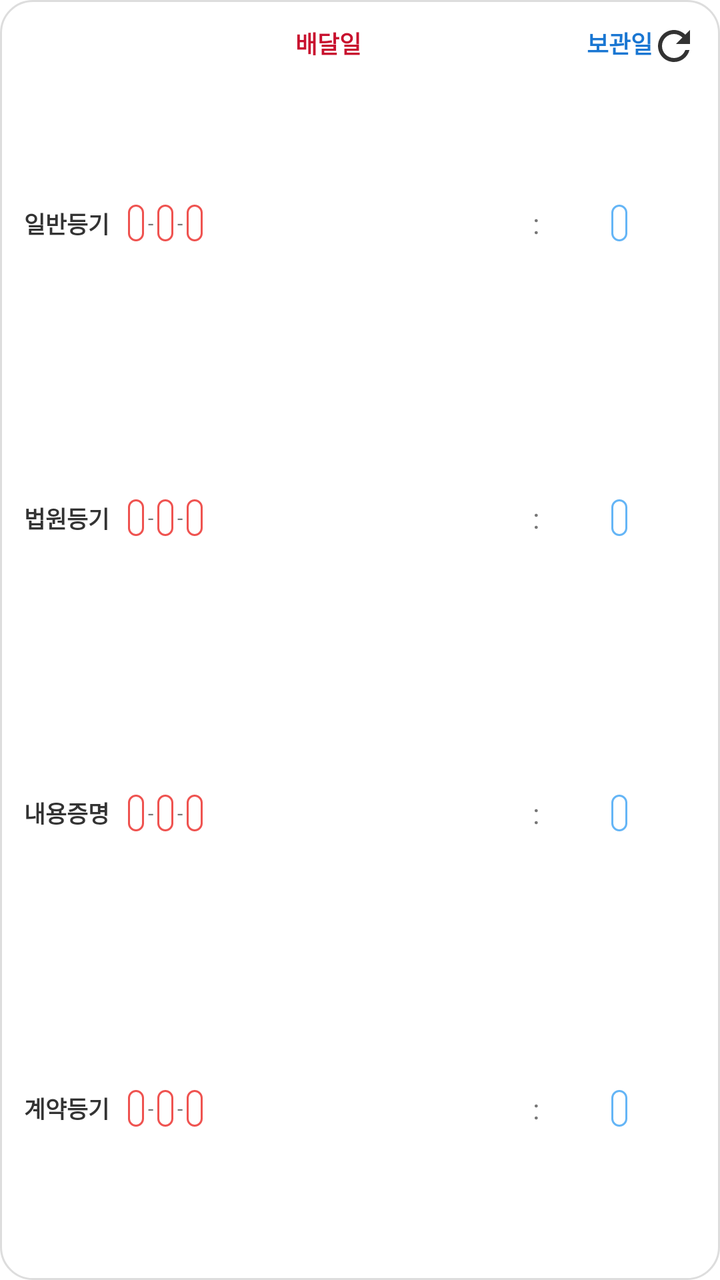
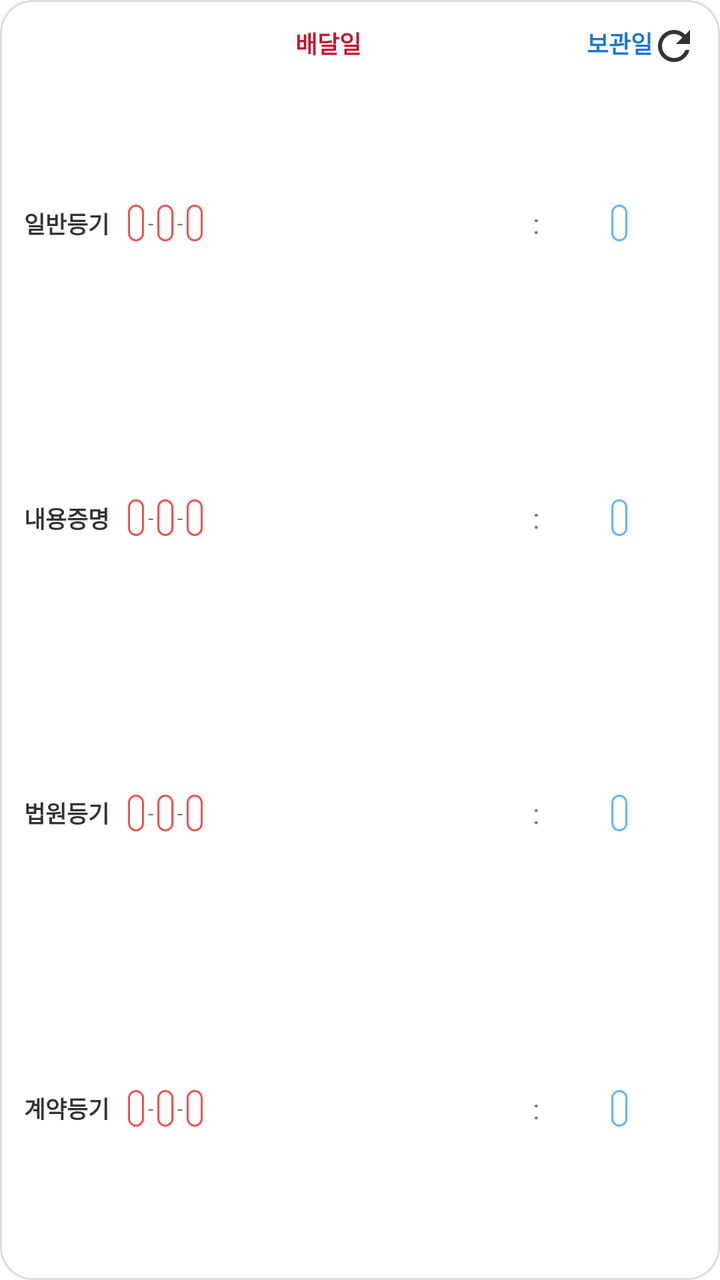

Two renders of the same Android screen: before a commit and after it. Below are the layout's source before the change and the commit's diff.
<!-- AndroidManifest.xml: application theme Theme.BusinessDayCalculator -->
<!-- res/layout/widget_large.xml -->
<?xml version="1.0" encoding="utf-8"?>
<LinearLayout xmlns:android="http://schemas.android.com/apk/res/android"
    android:id="@+id/widget_root"
    android:layout_width="match_parent"
    android:layout_height="match_parent"
    android:background="@drawable/widget_bg"
    android:orientation="vertical"
    android:padding="12dp">

    
    <RelativeLayout
        android:layout_width="match_parent"
        android:layout_height="wrap_content"
        android:layout_marginBottom="4dp">

        <LinearLayout
            android:layout_width="match_parent"
            android:layout_height="wrap_content"
            android:orientation="horizontal"
            android:gravity="center_vertical">

            <TextView android:layout_width="52dp" android:layout_height="wrap_content" />

            <TextView
                android:layout_width="0dp"
                android:layout_height="wrap_content"
                android:layout_weight="1"
                android:text="배달일"
                android:textColor="@color/chip_green_text"
                android:textStyle="bold"
                android:textSize="12sp"
                android:gravity="center" />

            <TextView
                android:layout_width="wrap_content"
                android:layout_height="wrap_content"
                android:text=":"
                android:visibility="invisible"
                android:paddingLeft="2dp"
                android:paddingRight="2dp" />

            <LinearLayout
                android:layout_width="0dp"
                android:layout_height="wrap_content"
                android:layout_weight="0.38"
                android:gravity="center">

                <TextView
                    android:layout_width="wrap_content"
                    android:layout_height="wrap_content"
                    android:text="보관일"
                    android:textColor="@color/chip_blue_text"
                    android:textStyle="bold"
                    android:textSize="12sp" />
            </LinearLayout>
        </LinearLayout>

        <ImageButton
            android:id="@+id/btnWidgetRefresh"
            android:layout_width="22dp"
            android:layout_height="22dp"
            android:layout_alignParentEnd="true"
            android:layout_centerVertical="true"
            android:background="@android:color/transparent"
            android:src="@drawable/ic_refresh"
            android:contentDescription="새로고침" />
    </RelativeLayout>

    
    <LinearLayout
        android:layout_width="match_parent"
        android:layout_height="0dp"
        android:layout_weight="1"
        android:orientation="horizontal"
        android:gravity="center_vertical">

        <TextView
            android:layout_width="52dp"
            android:layout_height="wrap_content"
            android:text="일반등기"
            android:textSize="11.5sp"
            android:textStyle="bold"
            android:textColor="@color/text_main" />

        <LinearLayout
            android:layout_width="0dp"
            android:layout_height="wrap_content"
            android:layout_weight="1"
            android:orientation="horizontal"
            android:gravity="center_vertical|start">

            <TextView
                android:id="@+id/chipNormalDel1"
                android:layout_width="wrap_content"
                android:layout_height="wrap_content"
                android:background="@drawable/chip_green"
                android:textColor="@color/chip_green_text"
                android:textSize="10.5sp"
                android:paddingLeft="4dp"
                android:paddingRight="4dp"
                android:paddingTop="2dp"
                android:paddingBottom="2dp"
                android:singleLine="true" />

            <TextView
                android:id="@+id/dashNormalDel1"
                android:layout_width="wrap_content"
                android:layout_height="wrap_content"
                android:text="-"
                android:textColor="@color/text_secondary"
                android:paddingLeft="2dp"
                android:paddingRight="2dp"
                android:textSize="10sp" />

            <TextView
                android:id="@+id/chipNormalDel2"
                android:layout_width="wrap_content"
                android:layout_height="wrap_content"
                android:background="@drawable/chip_green"
                android:textColor="@color/chip_green_text"
                android:textSize="10.5sp"
                android:paddingLeft="4dp"
                android:paddingRight="4dp"
                android:paddingTop="2dp"
                android:paddingBottom="2dp"
                android:singleLine="true" />

            <TextView
                android:id="@+id/dashNormalDel2"
                android:layout_width="wrap_content"
                android:layout_height="wrap_content"
                android:text="-"
                android:textColor="@color/text_secondary"
                android:paddingLeft="2dp"
                android:paddingRight="2dp"
                android:textSize="10sp" />

            <TextView
                android:id="@+id/chipNormalDel3"
                android:layout_width="wrap_content"
                android:layout_height="wrap_content"
                android:background="@drawable/chip_green"
                android:textColor="@color/chip_green_text"
                android:textSize="10.5sp"
                android:paddingLeft="4dp"
                android:paddingRight="4dp"
                android:paddingTop="2dp"
                android:paddingBottom="2dp"
                android:singleLine="true" />
        </LinearLayout>

        <TextView
            android:id="@+id/colonNormal"
            android:layout_width="wrap_content"
            android:layout_height="wrap_content"
            android:text=":"
            android:textColor="@color/text_secondary"
            android:paddingLeft="2dp"
            android:paddingRight="2dp" />

        <LinearLayout
            android:layout_width="0dp"
            android:layout_height="wrap_content"
            android:layout_weight="0.38"
            android:gravity="center">

            <TextView
                android:id="@+id/chipNormalSto"
                android:layout_width="wrap_content"
                android:layout_height="wrap_content"
                android:background="@drawable/chip_blue"
                android:textColor="@color/chip_blue_text"
                android:textSize="10.5sp"
                android:paddingLeft="4dp"
                android:paddingRight="4dp"
                android:paddingTop="2dp"
                android:paddingBottom="2dp"
                android:singleLine="true" />
        </LinearLayout>
    </LinearLayout>

    
    <LinearLayout
        android:layout_width="match_parent"
        android:layout_height="0dp"
        android:layout_weight="1"
        android:orientation="horizontal"
        android:gravity="center_vertical">

        <TextView
            android:layout_width="52dp"
            android:layout_height="wrap_content"
            android:text="법원등기"
            android:textSize="11.5sp"
            android:textStyle="bold"
            android:textColor="@color/text_main" />

        <LinearLayout
            android:layout_width="0dp"
            android:layout_height="wrap_content"
            android:layout_weight="1"
            android:orientation="horizontal"
            android:gravity="center_vertical|start">

            <TextView
                android:id="@+id/chipCourtDel1"
                android:layout_width="wrap_content"
                android:layout_height="wrap_content"
                android:background="@drawable/chip_green"
                android:textColor="@color/chip_green_text"
                android:textSize="10.5sp"
                android:paddingLeft="4dp"
                android:paddingRight="4dp"
                android:paddingTop="2dp"
                android:paddingBottom="2dp"
                android:singleLine="true" />

            <TextView
                android:id="@+id/dashCourtDel1"
                android:layout_width="wrap_content"
                android:layout_height="wrap_content"
                android:text="-"
                android:textColor="@color/text_secondary"
                android:paddingLeft="2dp"
                android:paddingRight="2dp"
                android:textSize="10sp" />

            <TextView
                android:id="@+id/chipCourtDel2"
                android:layout_width="wrap_content"
                android:layout_height="wrap_content"
                android:background="@drawable/chip_green"
                android:textColor="@color/chip_green_text"
                android:textSize="10.5sp"
                android:paddingLeft="4dp"
                android:paddingRight="4dp"
                android:paddingTop="2dp"
                android:paddingBottom="2dp"
                android:singleLine="true" />

            <TextView
                android:id="@+id/dashCourtDel2"
                android:layout_width="wrap_content"
                android:layout_height="wrap_content"
                android:text="-"
                android:textColor="@color/text_secondary"
                android:paddingLeft="2dp"
                android:paddingRight="2dp"
                android:textSize="10sp" />

            <TextView
                android:id="@+id/chipCourtDel3"
                android:layout_width="wrap_content"
                android:layout_height="wrap_content"
                android:background="@drawable/chip_green"
                android:textColor="@color/chip_green_text"
                android:textSize="10.5sp"
                android:paddingLeft="4dp"
                android:paddingRight="4dp"
                android:paddingTop="2dp"
                android:paddingBottom="2dp"
                android:singleLine="true" />
        </LinearLayout>

        <TextView
            android:id="@+id/colonCourt"
            android:layout_width="wrap_content"
            android:layout_height="wrap_content"
            android:text=":"
            android:textColor="@color/text_secondary"
            android:paddingLeft="2dp"
            android:paddingRight="2dp" />

        <LinearLayout
            android:layout_width="0dp"
            android:layout_height="wrap_content"
            android:layout_weight="0.38"
            android:gravity="center">

            <TextView
                android:id="@+id/chipCourtSto"
                android:layout_width="wrap_content"
                android:layout_height="wrap_content"
                android:background="@drawable/chip_blue"
                android:textColor="@color/chip_blue_text"
                android:textSize="10.5sp"
                android:paddingLeft="4dp"
                android:paddingRight="4dp"
                android:paddingTop="2dp"
                android:paddingBottom="2dp"
                android:singleLine="true" />
        </LinearLayout>
    </LinearLayout>

    
    <LinearLayout
        android:layout_width="match_parent"
        android:layout_height="0dp"
        android:layout_weight="1"
        android:orientation="horizontal"
        android:gravity="center_vertical">

        <TextView
            android:layout_width="52dp"
            android:layout_height="wrap_content"
            android:text="내용증명"
            android:textSize="11.5sp"
            android:textStyle="bold"
            android:textColor="@color/text_main" />

        <LinearLayout
            android:layout_width="0dp"
            android:layout_height="wrap_content"
            android:layout_weight="1"
            android:orientation="horizontal"
            android:gravity="center_vertical|start">

            <TextView
                android:id="@+id/chipCertDel1"
                android:layout_width="wrap_content"
                android:layout_height="wrap_content"
                android:background="@drawable/chip_green"
                android:textColor="@color/chip_green_text"
                android:textSize="10.5sp"
                android:paddingLeft="4dp"
                android:paddingRight="4dp"
                android:paddingTop="2dp"
                android:paddingBottom="2dp"
                android:singleLine="true" />

            <TextView
                android:id="@+id/dashCertDel1"
                android:layout_width="wrap_content"
                android:layout_height="wrap_content"
                android:text="-"
                android:textColor="@color/text_secondary"
                android:paddingLeft="2dp"
                android:paddingRight="2dp"
                android:textSize="10sp" />

            <TextView
                android:id="@+id/chipCertDel2"
                android:layout_width="wrap_content"
                android:layout_height="wrap_content"
                android:background="@drawable/chip_green"
                android:textColor="@color/chip_green_text"
                android:textSize="10.5sp"
                android:paddingLeft="4dp"
                android:paddingRight="4dp"
                android:paddingTop="2dp"
                android:paddingBottom="2dp"
                android:singleLine="true" />

            <TextView
                android:id="@+id/dashCertDel2"
                android:layout_width="wrap_content"
                android:layout_height="wrap_content"
                android:text="-"
                android:textColor="@color/text_secondary"
                android:paddingLeft="2dp"
                android:paddingRight="2dp"
                android:textSize="10sp" />

            <TextView
                android:id="@+id/chipCertDel3"
                android:layout_width="wrap_content"
                android:layout_height="wrap_content"
                android:background="@drawable/chip_green"
                android:textColor="@color/chip_green_text"
                android:textSize="10.5sp"
                android:paddingLeft="4dp"
                android:paddingRight="4dp"
                android:paddingTop="2dp"
                android:paddingBottom="2dp"
                android:singleLine="true" />
        </LinearLayout>

        <TextView
            android:id="@+id/colonCert"
            android:layout_width="wrap_content"
            android:layout_height="wrap_content"
            android:text=":"
            android:textColor="@color/text_secondary"
            android:paddingLeft="2dp"
            android:paddingRight="2dp" />

        <LinearLayout
            android:layout_width="0dp"
            android:layout_height="wrap_content"
            android:layout_weight="0.38"
            android:gravity="center">

            <TextView
                android:id="@+id/chipCertSto"
                android:layout_width="wrap_content"
                android:layout_height="wrap_content"
                android:background="@drawable/chip_blue"
                android:textColor="@color/chip_blue_text"
                android:textSize="10.5sp"
                android:paddingLeft="4dp"
                android:paddingRight="4dp"
                android:paddingTop="2dp"
                android:paddingBottom="2dp"
                android:singleLine="true" />
        </LinearLayout>
    </LinearLayout>

    
    <LinearLayout
        android:layout_width="match_parent"
        android:layout_height="0dp"
        android:layout_weight="1"
        android:orientation="horizontal"
        android:gravity="center_vertical">

        <TextView
            android:layout_width="52dp"
            android:layout_height="wrap_content"
            android:text="계약등기"
            android:textSize="11.5sp"
            android:textStyle="bold"
            android:textColor="@color/text_main" />

        <LinearLayout
            android:layout_width="0dp"
            android:layout_height="wrap_content"
            android:layout_weight="1"
            android:orientation="horizontal"
            android:gravity="center_vertical|start">

            <TextView
                android:id="@+id/chipContractDel1"
                android:layout_width="wrap_content"
                android:layout_height="wrap_content"
                android:background="@drawable/chip_green"
                android:textColor="@color/chip_green_text"
                android:textSize="10.5sp"
                android:paddingLeft="4dp"
                android:paddingRight="4dp"
                android:paddingTop="2dp"
                android:paddingBottom="2dp"
                android:singleLine="true" />

            <TextView
                android:id="@+id/dashContractDel1"
                android:layout_width="wrap_content"
                android:layout_height="wrap_content"
                android:text="-"
                android:textColor="@color/text_secondary"
                android:paddingLeft="2dp"
                android:paddingRight="2dp"
                android:textSize="10sp" />

            <TextView
                android:id="@+id/chipContractDel2"
                android:layout_width="wrap_content"
                android:layout_height="wrap_content"
                android:background="@drawable/chip_green"
                android:textColor="@color/chip_green_text"
                android:textSize="10.5sp"
                android:paddingLeft="4dp"
                android:paddingRight="4dp"
                android:paddingTop="2dp"
                android:paddingBottom="2dp"
                android:singleLine="true" />

            <TextView
                android:id="@+id/dashContractDel2"
                android:layout_width="wrap_content"
                android:layout_height="wrap_content"
                android:text="-"
                android:textColor="@color/text_secondary"
                android:paddingLeft="2dp"
                android:paddingRight="2dp"
                android:textSize="10sp" />

            <TextView
                android:id="@+id/chipContractDel3"
                android:layout_width="wrap_content"
                android:layout_height="wrap_content"
                android:background="@drawable/chip_green"
                android:textColor="@color/chip_green_text"
                android:textSize="10.5sp"
                android:paddingLeft="4dp"
                android:paddingRight="4dp"
                android:paddingTop="2dp"
                android:paddingBottom="2dp"
                android:singleLine="true" />
        </LinearLayout>

        <TextView
            android:id="@+id/colonContract"
            android:layout_width="wrap_content"
            android:layout_height="wrap_content"
            android:text=":"
            android:textColor="@color/text_secondary"
            android:paddingLeft="2dp"
            android:paddingRight="2dp" />

        <LinearLayout
            android:layout_width="0dp"
            android:layout_height="wrap_content"
            android:layout_weight="0.38"
            android:gravity="center">

            <TextView
                android:id="@+id/chipContractSto"
                android:layout_width="wrap_content"
                android:layout_height="wrap_content"
                android:background="@drawable/chip_blue"
                android:textColor="@color/chip_blue_text"
                android:textSize="10.5sp"
                android:paddingLeft="4dp"
                android:paddingRight="4dp"
                android:paddingTop="2dp"
                android:paddingBottom="2dp"
                android:singleLine="true" />
        </LinearLayout>
    </LinearLayout>

</LinearLayout>
<!-- resources referenced by this layout -->
<resources>
  <color name="chip_blue_text">#1976D2</color>
  <color name="chip_green_text">#C8102E</color>
  <color name="text_main">#333333</color>
  <color name="text_secondary">#777777</color>
  <!-- drawable chip_blue (drawable) -->
  <?xml version="1.0" encoding="utf-8"?>
  <shape xmlns:android="http://schemas.android.com/apk/res/android"
      android:shape="rectangle">
      <corners android:radius="6dp" />
      <stroke android:width="1dp" android:color="@color/chip_blue_border" />
      <solid android:color="@color/white" />
  </shape>
  <!-- drawable chip_green (drawable) -->
  <?xml version="1.0" encoding="utf-8"?>
  <shape xmlns:android="http://schemas.android.com/apk/res/android"
      android:shape="rectangle">
      <corners android:radius="6dp" />
      <stroke android:width="1dp" android:color="@color/chip_green_border" />
      <solid android:color="@color/white" />
  </shape>
  <!-- drawable ic_refresh (drawable) -->
  <vector xmlns:android="http://schemas.android.com/apk/res/android"
      android:width="24dp"
      android:height="24dp"
      android:viewportWidth="24"
      android:viewportHeight="24">
    <path
        android:fillColor="#FF333333"
        android:pathData="M17.65,6.35C16.2,4.9 14.21,4 12,4c-4.42,0 -7.99,3.58 -7.99,8s3.57,8 7.99,8c3.73,0 6.84,-2.55 7.73,-6h-2.08c-0.82,2.33 -3.04,4 -5.65,4 -3.31,0 -6,-2.69 -6,-6s2.69,-6 6,-6c1.66,0 3.14,0.69 4.22,1.78L13,11h7V4l-2.35,2.35z"/>
  </vector>
  <!-- drawable widget_bg (drawable) -->
  <?xml version="1.0" encoding="utf-8"?>
  <shape xmlns:android="http://schemas.android.com/apk/res/android"
      android:shape="rectangle">
      <solid android:color="@color/widget_background" />
      <corners android:radius="16dp" />
      <stroke android:width="1dp" android:color="#DDDDDD" />
  </shape>
  <style name="Theme.BusinessDayCalculator" parent="Base.Theme.BusinessDayCalculator" />
  <color name="chip_blue_border">#64B5F6</color>
  <color name="white">#FFFFFFFF</color>
  <color name="chip_green_border">#EF5350</color>
  <color name="widget_background">#FFFFFF</color>
  <style name="Base.Theme.BusinessDayCalculator" parent="Theme.MaterialComponents.DayNight.NoActionBar">
          
          <item name="colorPrimary">@color/primary</item>
          <item name="colorPrimaryVariant">@color/primary_variant</item>
          <item name="colorOnPrimary">@color/white</item>
          <item name="colorSecondary">@color/secondary</item>
      </style>
  <color name="primary">#C8102E</color>
  <color name="primary_variant">#A00C24</color>
  <color name="secondary">#FFEBEE</color>
</resources>

<!-- the commit's change to res/layout/widget_large.xml (unified diff, before → after) -->
@@ -190,7 +190,7 @@
         <TextView
             android:layout_width="52dp"
             android:layout_height="wrap_content"
-            android:text="법원등기"
+            android:text="내용증명"
             android:textSize="11.5sp"
             android:textStyle="bold"
             android:textColor="@color/text_main" />
@@ -203,67 +203,67 @@
             android:gravity="center_vertical|start">
 
             <TextView
-                android:id="@+id/chipCourtDel1"
-                android:layout_width="wrap_content"
-                android:layout_height="wrap_content"
-                android:background="@drawable/chip_green"
-                android:textColor="@color/chip_green_text"
-                android:textSize="10.5sp"
-                android:paddingLeft="4dp"
-                android:paddingRight="4dp"
-                android:paddingTop="2dp"
-                android:paddingBottom="2dp"
-                android:singleLine="true" />
-
-            <TextView
-                android:id="@+id/dashCourtDel1"
-                android:layout_width="wrap_content"
-                android:layout_height="wrap_content"
-                android:text="-"
-                android:textColor="@color/text_secondary"
-                android:paddingLeft="2dp"
-                android:paddingRight="2dp"
-                android:textSize="10sp" />
-
-            <TextView
-                android:id="@+id/chipCourtDel2"
-                android:layout_width="wrap_content"
-                android:layout_height="wrap_content"
-                android:background="@drawable/chip_green"
-                android:textColor="@color/chip_green_text"
-                android:textSize="10.5sp"
-                android:paddingLeft="4dp"
-                android:paddingRight="4dp"
-                android:paddingTop="2dp"
-                android:paddingBottom="2dp"
-                android:singleLine="true" />
-
-            <TextView
-                android:id="@+id/dashCourtDel2"
-                android:layout_width="wrap_content"
-                android:layout_height="wrap_content"
-                android:text="-"
-                android:textColor="@color/text_secondary"
-                android:paddingLeft="2dp"
-                android:paddingRight="2dp"
-                android:textSize="10sp" />
-
-            <TextView
-                android:id="@+id/chipCourtDel3"
-                android:layout_width="wrap_content"
-                android:layout_height="wrap_content"
-                android:background="@drawable/chip_green"
-                android:textColor="@color/chip_green_text"
-                android:textSize="10.5sp"
-                android:paddingLeft="4dp"
-                android:paddingRight="4dp"
-                android:paddingTop="2dp"
-                android:paddingBottom="2dp"
-                android:singleLine="true" />
-        </LinearLayout>
-
-        <TextView
-            android:id="@+id/colonCourt"
+                android:id="@+id/chipCertDel1"
+                android:layout_width="wrap_content"
+                android:layout_height="wrap_content"
+                android:background="@drawable/chip_green"
+                android:textColor="@color/chip_green_text"
+                android:textSize="10.5sp"
+                android:paddingLeft="4dp"
+                android:paddingRight="4dp"
+                android:paddingTop="2dp"
+                android:paddingBottom="2dp"
+                android:singleLine="true" />
+
+            <TextView
+                android:id="@+id/dashCertDel1"
+                android:layout_width="wrap_content"
+                android:layout_height="wrap_content"
+                android:text="-"
+                android:textColor="@color/text_secondary"
+                android:paddingLeft="2dp"
+                android:paddingRight="2dp"
+                android:textSize="10sp" />
+
+            <TextView
+                android:id="@+id/chipCertDel2"
+                android:layout_width="wrap_content"
+                android:layout_height="wrap_content"
+                android:background="@drawable/chip_green"
+                android:textColor="@color/chip_green_text"
+                android:textSize="10.5sp"
+                android:paddingLeft="4dp"
+                android:paddingRight="4dp"
+                android:paddingTop="2dp"
+                android:paddingBottom="2dp"
+                android:singleLine="true" />
+
+            <TextView
+                android:id="@+id/dashCertDel2"
+                android:layout_width="wrap_content"
+                android:layout_height="wrap_content"
+                android:text="-"
+                android:textColor="@color/text_secondary"
+                android:paddingLeft="2dp"
+                android:paddingRight="2dp"
+                android:textSize="10sp" />
+
+            <TextView
+                android:id="@+id/chipCertDel3"
+                android:layout_width="wrap_content"
+                android:layout_height="wrap_content"
+                android:background="@drawable/chip_green"
+                android:textColor="@color/chip_green_text"
+                android:textSize="10.5sp"
+                android:paddingLeft="4dp"
+                android:paddingRight="4dp"
+                android:paddingTop="2dp"
+                android:paddingBottom="2dp"
+                android:singleLine="true" />
+        </LinearLayout>
+
+        <TextView
+            android:id="@+id/colonCert"
             android:layout_width="wrap_content"
             android:layout_height="wrap_content"
             android:text=":"
@@ -278,7 +278,7 @@
             android:gravity="center">
 
             <TextView
-                android:id="@+id/chipCourtSto"
+                android:id="@+id/chipCertSto"
                 android:layout_width="wrap_content"
                 android:layout_height="wrap_content"
                 android:background="@drawable/chip_blue"
@@ -303,7 +303,7 @@
         <TextView
             android:layout_width="52dp"
             android:layout_height="wrap_content"
-            android:text="내용증명"
+            android:text="법원등기"
             android:textSize="11.5sp"
             android:textStyle="bold"
             android:textColor="@color/text_main" />
@@ -316,67 +316,67 @@
             android:gravity="center_vertical|start">
 
             <TextView
-                android:id="@+id/chipCertDel1"
-                android:layout_width="wrap_content"
-                android:layout_height="wrap_content"
-                android:background="@drawable/chip_green"
-                android:textColor="@color/chip_green_text"
-                android:textSize="10.5sp"
-                android:paddingLeft="4dp"
-                android:paddingRight="4dp"
-                android:paddingTop="2dp"
-                android:paddingBottom="2dp"
-                android:singleLine="true" />
-
-            <TextView
-                android:id="@+id/dashCertDel1"
-                android:layout_width="wrap_content"
-                android:layout_height="wrap_content"
-                android:text="-"
-                android:textColor="@color/text_secondary"
-                android:paddingLeft="2dp"
-                android:paddingRight="2dp"
-                android:textSize="10sp" />
-
-            <TextView
-                android:id="@+id/chipCertDel2"
-                android:layout_width="wrap_content"
-                android:layout_height="wrap_content"
-                android:background="@drawable/chip_green"
-                android:textColor="@color/chip_green_text"
-                android:textSize="10.5sp"
-                android:paddingLeft="4dp"
-                android:paddingRight="4dp"
-                android:paddingTop="2dp"
-                android:paddingBottom="2dp"
-                android:singleLine="true" />
-
-            <TextView
-                android:id="@+id/dashCertDel2"
-                android:layout_width="wrap_content"
-                android:layout_height="wrap_content"
-                android:text="-"
-                android:textColor="@color/text_secondary"
-                android:paddingLeft="2dp"
-                android:paddingRight="2dp"
-                android:textSize="10sp" />
-
-            <TextView
-                android:id="@+id/chipCertDel3"
-                android:layout_width="wrap_content"
-                android:layout_height="wrap_content"
-                android:background="@drawable/chip_green"
-                android:textColor="@color/chip_green_text"
-                android:textSize="10.5sp"
-                android:paddingLeft="4dp"
-                android:paddingRight="4dp"
-                android:paddingTop="2dp"
-                android:paddingBottom="2dp"
-                android:singleLine="true" />
-        </LinearLayout>
-
-        <TextView
-            android:id="@+id/colonCert"
+                android:id="@+id/chipCourtDel1"
+                android:layout_width="wrap_content"
+                android:layout_height="wrap_content"
+                android:background="@drawable/chip_green"
+                android:textColor="@color/chip_green_text"
+                android:textSize="10.5sp"
+                android:paddingLeft="4dp"
+                android:paddingRight="4dp"
+                android:paddingTop="2dp"
+                android:paddingBottom="2dp"
+                android:singleLine="true" />
+
+            <TextView
+                android:id="@+id/dashCourtDel1"
+                android:layout_width="wrap_content"
+                android:layout_height="wrap_content"
+                android:text="-"
+                android:textColor="@color/text_secondary"
+                android:paddingLeft="2dp"
+                android:paddingRight="2dp"
+                android:textSize="10sp" />
+
+            <TextView
+                android:id="@+id/chipCourtDel2"
+                android:layout_width="wrap_content"
+                android:layout_height="wrap_content"
+                android:background="@drawable/chip_green"
+                android:textColor="@color/chip_green_text"
+                android:textSize="10.5sp"
+                android:paddingLeft="4dp"
+                android:paddingRight="4dp"
+                android:paddingTop="2dp"
+                android:paddingBottom="2dp"
+                android:singleLine="true" />
+
+            <TextView
+                android:id="@+id/dashCourtDel2"
+                android:layout_width="wrap_content"
+                android:layout_height="wrap_content"
+                android:text="-"
+                android:textColor="@color/text_secondary"
+                android:paddingLeft="2dp"
+                android:paddingRight="2dp"
+                android:textSize="10sp" />
+
+            <TextView
+                android:id="@+id/chipCourtDel3"
+                android:layout_width="wrap_content"
+                android:layout_height="wrap_content"
+                android:background="@drawable/chip_green"
+                android:textColor="@color/chip_green_text"
+                android:textSize="10.5sp"
+                android:paddingLeft="4dp"
+                android:paddingRight="4dp"
+                android:paddingTop="2dp"
+                android:paddingBottom="2dp"
+                android:singleLine="true" />
+        </LinearLayout>
+
+        <TextView
+            android:id="@+id/colonCourt"
             android:layout_width="wrap_content"
             android:layout_height="wrap_content"
             android:text=":"
@@ -391,7 +391,7 @@
             android:gravity="center">
 
             <TextView
-                android:id="@+id/chipCertSto"
+                android:id="@+id/chipCourtSto"
                 android:layout_width="wrap_content"
                 android:layout_height="wrap_content"
                 android:background="@drawable/chip_blue"
